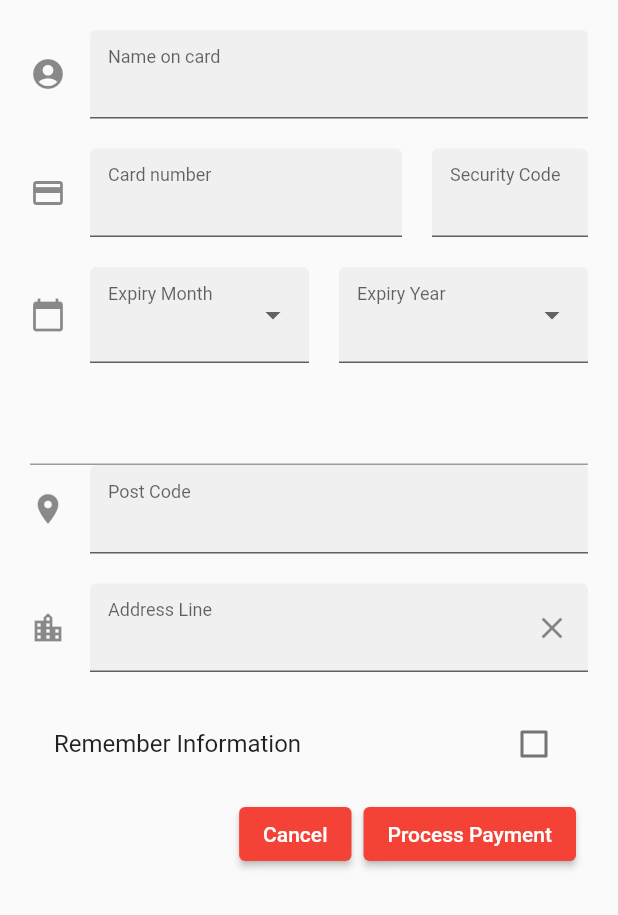
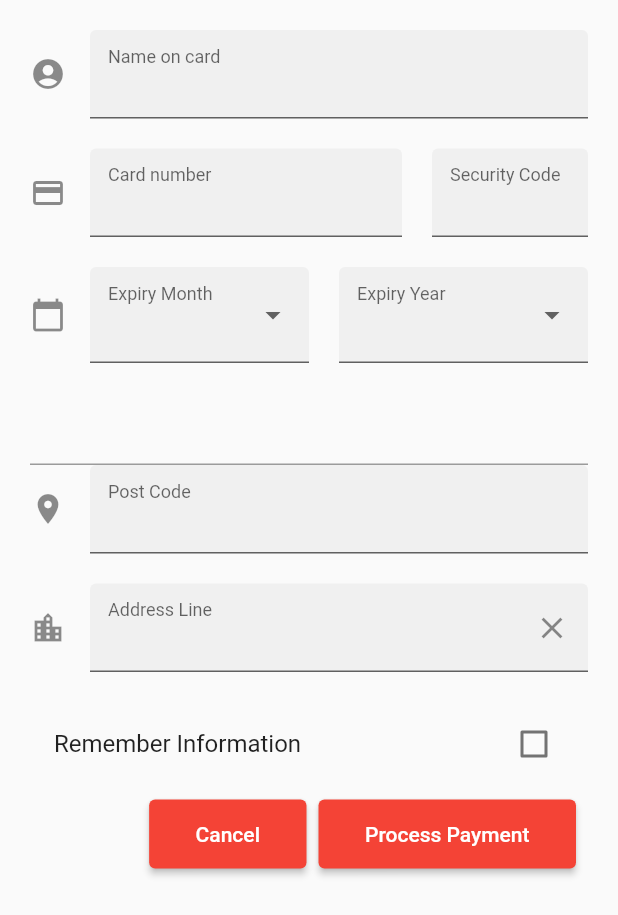
Before and after one commit to domain-centric/reflect_framework, a Flutter app: the PaymentForm widget shown alone on an empty page, opened directly, on a phone screen of 412 x 824 dp. Shown: the top 915 px of the screen. Run offline on Flutter 3.47's test engine with Material 2 defaults, Android fonts, the phone set to English and light mode, and no system bars; our stand-ins replace flutter_spinkit, flutter_typeahead, glob, recase, yaml; missing offline and left inert: analyzer, build, dart_code, flutter_keyboard_visibility_web, flutter_shine, plural_noun and 1 more.

Commit message:
Fixed #34

```diff
--- a/lib/gui/gui_tab_form.dart
+++ b/lib/gui/gui_tab_form.dart
@@ -346,7 +346,9 @@ class _PaymentFormState extends State<PaymentForm> {
                 ButtonBar(
                   children: <Widget>[
                     ElevatedButton(
-                      child: Text("Cancel"),
+                      child: Padding(
+                          padding: const EdgeInsets.all(15),
+                          child: Text("Cancel")),
                       //onPressed: Provider.of<Tabs>(context).close(),
                       onPressed: () {
                         print("Cancel");
@@ -357,7 +359,9 @@ class _PaymentFormState extends State<PaymentForm> {
                           ? SpinKitWave(
                               size: 15.0,
                             )
-                          : Text('Process Payment'),
+                          : Padding(
+                              padding: const EdgeInsets.all(15),
+                              child: Text('Process Payment')),
                       //  textColor: Theme.of(context).accentTextTheme.button.color,
                       // highlightColor: Theme.of(context).accentColor,
                       // color: Theme.of(context).accentColor,
```
